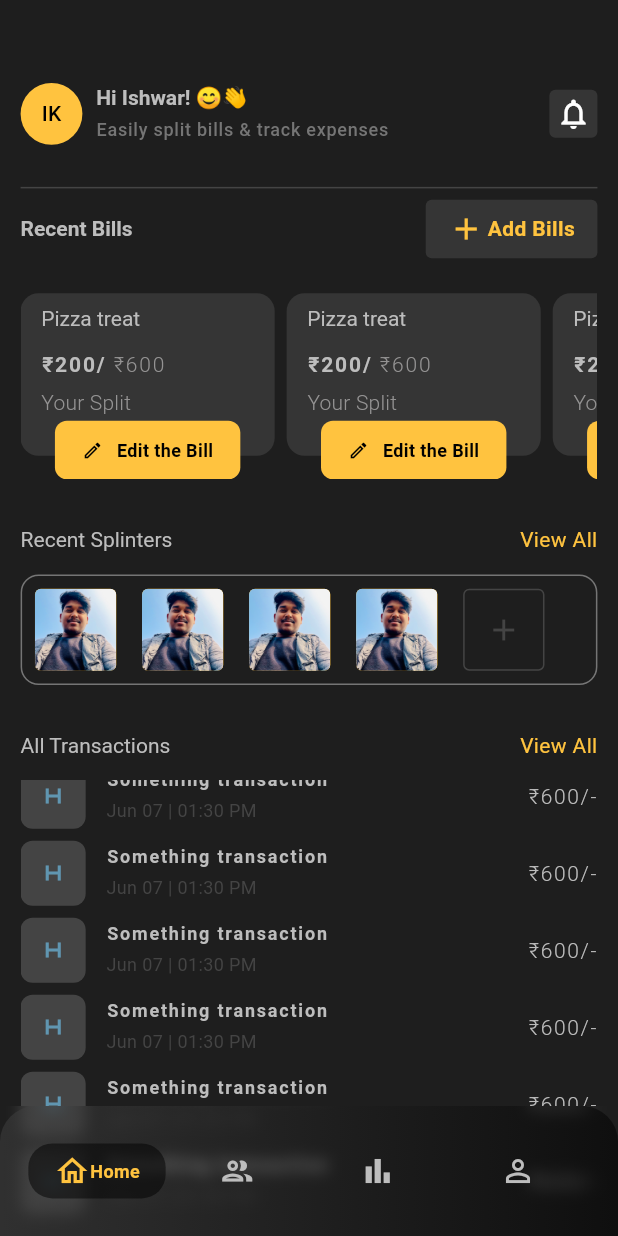
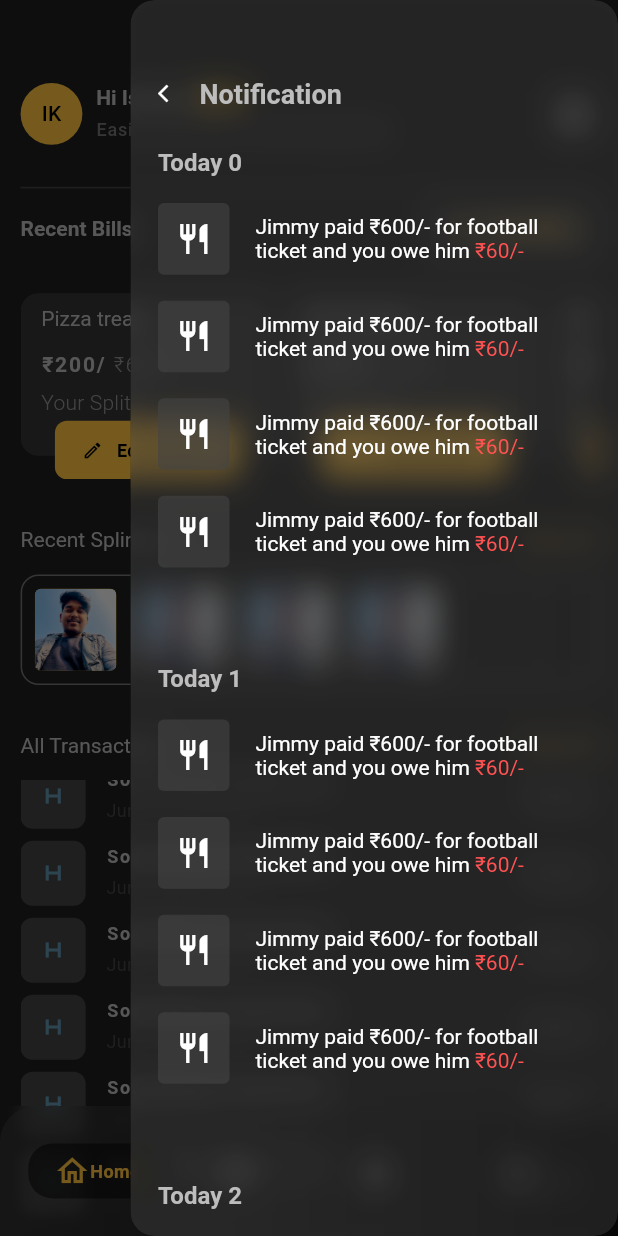
Before and after one commit to NextIshwar/fairshare, a Flutter app: the Home screen opened by its route, scrolled down 576 dp, after a tap on the "notifications" icon, on a phone screen of 412 x 824 dp. Run offline on Flutter 3.47's test engine with Material 3 defaults, Android fonts, the phone set to English and light mode, and no system bars.

Commit message:
added notificatio drawer

```diff
--- a/fairshare/lib/common/widgets/custom_icon.dart
+++ b/fairshare/lib/common/widgets/custom_icon.dart
@@ -15,7 +15,7 @@ class CustomIcon extends StatelessWidget {
   @override
   Widget build(BuildContext context) {
     return InkWell(
-      onTap: () {},
+      onTap: onTap,
       child: Container(
         height: height ?? 32,
         width: width ?? 32,
--- /dev/null
+++ b/fairshare/lib/common/widgets/glassmorphic_wrapper.dart
@@ -0,0 +1,52 @@
+import 'dart:ui';
+
+import 'package:flutter/material.dart';
+
+class GlassmorphicWrapper extends StatelessWidget {
+  final Widget child;
+  final double borderRadius;
+  final double blurSigmaX;
+  final double blurSigmaY;
+  final Color shadowColor;
+  final double shadowBlurRadius;
+  final double shadowSpreadRadius;
+  final Color backgroundColor;
+  final double backgroundOpacity;
+
+  const GlassmorphicWrapper({
+    Key? key,
+    required this.child,
+    this.borderRadius = 24,
+    this.blurSigmaX = 10,
+    this.blurSigmaY = 10,
+    this.shadowColor = Colors.black,
+    this.shadowBlurRadius = 16,
+    this.shadowSpreadRadius = 8,
+    this.backgroundColor = Colors.black,
+    this.backgroundOpacity = 0.1,
+  }) : super(key: key);
+
+  @override
+  Widget build(BuildContext context) {
+    return ClipRRect(
+      borderRadius: BorderRadius.circular(borderRadius),
+      child: BackdropFilter(
+        filter: ImageFilter.blur(sigmaX: blurSigmaX, sigmaY: blurSigmaY),
+        child: Container(
+          decoration: BoxDecoration(
+            borderRadius: BorderRadius.circular(borderRadius),
+            color: backgroundColor.withOpacity(backgroundOpacity),
+            boxShadow: [
+              BoxShadow(
+                color: shadowColor.withOpacity(0.2),
+                blurRadius: shadowBlurRadius,
+                spreadRadius: shadowSpreadRadius,
+              ),
+            ],
+          ),
+          child: child,
+        ),
+      ),
+    );
+  }
+}
--- a/fairshare/lib/common/widgets/toggle_switch.dart
+++ b/fairshare/lib/common/widgets/toggle_switch.dart
@@ -161,7 +161,7 @@ class ToggleSwitch extends StatefulWidget {
   }) : super(key: key);
 
   @override
-  _ToggleSwitchState createState() => _ToggleSwitchState();
+  State<ToggleSwitch> createState() => _ToggleSwitchState();
 }
 
 class _ToggleSwitchState extends State<ToggleSwitch>
--- a/fairshare/lib/home/home.dart
+++ b/fairshare/lib/home/home.dart
@@ -1,9 +1,9 @@
 import 'dart:ui';
-
 import 'package:fairshare/friends/friends.dart';
 import 'package:fairshare/home/widgets/all_transactions.dart';
 import 'package:fairshare/home/widgets/bills.dart';
 import 'package:fairshare/home/widgets/navigation_card.dart';
+import 'package:fairshare/home/widgets/notification_end_drawer.dart';
 import 'package:fairshare/home/widgets/profile_and_notifications.dart';
 import 'package:fairshare/home/widgets/recent_splinters.dart';
 import 'package:fairshare/services/size_config.dart';
@@ -17,6 +17,8 @@ class Home extends StatefulWidget {
 }
 
 class _HomeState extends State<Home> {
+  final GlobalKey<ScaffoldState> scaffoldKey = GlobalKey<ScaffoldState>();
+
   String? selectedTab;
   bool startAnimation = false;
   Map<String, bool> navigationTab = {
@@ -42,6 +44,7 @@ class _HomeState extends State<Home> {
     SizeConfig().init(context);
 
     return Scaffold(
+      key: scaffoldKey,
       backgroundColor: Theme.of(context).primaryColor,
       body: Stack(children: [
         selectedTab == 'Friends'
@@ -134,6 +137,11 @@ class _HomeState extends State<Home> {
           ),
         )
       ]),
+      endDrawer: NotificationEndDrawer(
+        closeDrawer: () {
+          scaffoldKey.currentState?.closeEndDrawer();
+        },
+      ),
     );
   }
 }
--- /dev/null
+++ b/fairshare/lib/home/widgets/notification_end_drawer.dart
@@ -0,0 +1,132 @@
+import 'package:fairshare/common/constants.dart';
+import 'package:fairshare/common/widgets/custom_icon.dart';
+import 'package:fairshare/common/widgets/glassmorphic_wrapper.dart';
+import 'package:fairshare/services/size_config.dart';
+import 'package:flutter/material.dart';
+
+class NotificationEndDrawer extends StatelessWidget {
+  final void Function()? closeDrawer;
+  const NotificationEndDrawer({super.key, required this.closeDrawer});
+
+  @override
+  Widget build(BuildContext context) {
+    return GlassmorphicWrapper(
+      borderRadius: 16,
+      blurSigmaX: 10,
+      blurSigmaY: 10,
+      shadowColor: Colors.black,
+      shadowBlurRadius: 16,
+      shadowSpreadRadius: 8,
+      backgroundColor: Colors.white,
+      backgroundOpacity: 0.1,
+      child: Container(
+        height: SizeConfig.screenHeight,
+        width: SizeConfig.screenWidth * 0.7,
+        margin: EdgeInsets.symmetric(horizontal: 16.toMobileWidth),
+        child: Column(
+          crossAxisAlignment: CrossAxisAlignment.start,
+          children: [
+            Padding(
+              padding: EdgeInsets.only(
+                top: 48.toMobileHeight,
+                bottom: 24.toMobileHeight,
+              ),
+              child: InkWell(
+                onTap: closeDrawer,
+                child: Row(
+                  children: [
+                    const Icon(
+                      Icons.arrow_back_ios,
+                      size: 14,
+                    ),
+                    SizedBox(
+                      width: 12.toMobileWidth,
+                    ),
+                    Text(
+                      'Notification',
+                      style: Theme.of(context)
+                          .textTheme
+                          .displayMedium!
+                          .copyWith(fontSize: 18),
+                    ),
+                  ],
+                ),
+              ),
+            ),
+            Expanded(
+              child: MediaQuery.removePadding(
+                removeTop: true,
+                context: context,
+                child: ListView.builder(
+                  physics: const BouncingScrollPhysics(
+                    parent: AlwaysScrollableScrollPhysics(),
+                  ),
+                  itemCount: 4,
+                  itemBuilder: (context, index) => Column(
+                    crossAxisAlignment: CrossAxisAlignment.start,
+                    children: [
+                      Text(
+                        'Today $index',
+                        style: Theme.of(context)
+                            .textTheme
+                            .displayMedium!
+                            .copyWith(fontSize: 16),
+                      ),
+                      SizedBox(
+                        height: 300.toMobileHeight,
+                        child: MediaQuery.removePadding(
+                          removeTop: true,
+                          context: context,
+                          child: ListView.builder(
+                            physics: const BouncingScrollPhysics(
+                              parent: NeverScrollableScrollPhysics(),
+                            ),
+                            itemCount: 4,
+                            itemBuilder: (context, index) => Padding(
+                              padding: EdgeInsets.only(top: 16.toMobileHeight),
+                              child: Row(
+                                children: [
+                                  CustomIcon(
+                                    height: 44.toMobileHeight,
+                                    width: 44.toMobileHeight,
+                                    icon: Icons.restaurant_outlined,
+                                    onTap: () {},
+                                  ),
+                                  SizedBox(
+                                    width: 16.toMobileHeight,
+                                  ),
+                                  Flexible(
+                                    child: RichText(
+                                      text: const TextSpan(
+                                        text:
+                                            'Jimmy paid ${Constants.rs}600/- for football ticket and you owe him ',
+                                        style: TextStyle(
+                                            fontWeight: FontWeight.normal),
+                                        children: [
+                                          TextSpan(
+                                              text: '${Constants.rs}60/-',
+                                              style: TextStyle(
+                                                  color: Colors.redAccent,
+                                                  fontWeight:
+                                                      FontWeight.normal))
+                                        ],
+                                      ),
+                                    ),
+                                  )
+                                ],
+                              ),
+                            ),
+                          ),
+                        ),
+                      )
+                    ],
+                  ),
+                ),
+              ),
+            ),
+          ],
+        ),
+      ),
+    );
+  }
+}
--- a/fairshare/lib/home/widgets/profile_and_notifications.dart
+++ b/fairshare/lib/home/widgets/profile_and_notifications.dart
@@ -44,7 +44,11 @@ class ProfileAndNotification extends StatelessWidget {
               )
             ],
           ),
-          CustomIcon(icon: Icons.notifications_outlined, onTap: () {})
+          CustomIcon(
+              icon: Icons.notifications_outlined,
+              onTap: () {
+                Scaffold.of(context).openEndDrawer();
+              })
         ],
       ),
     );
```
